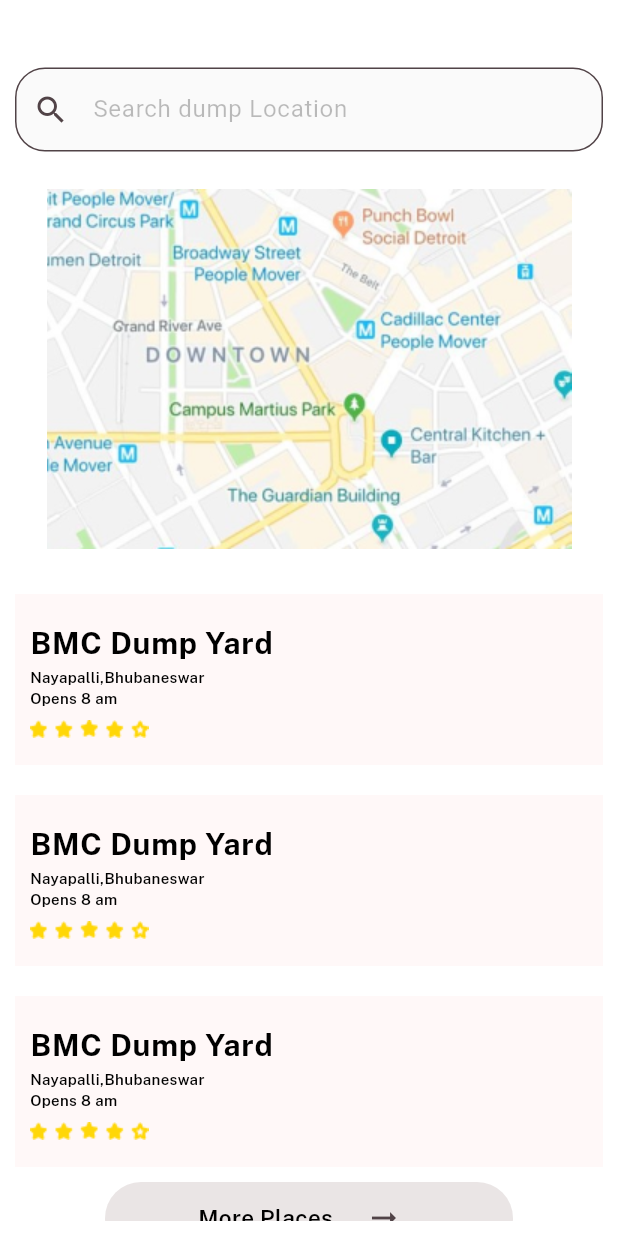
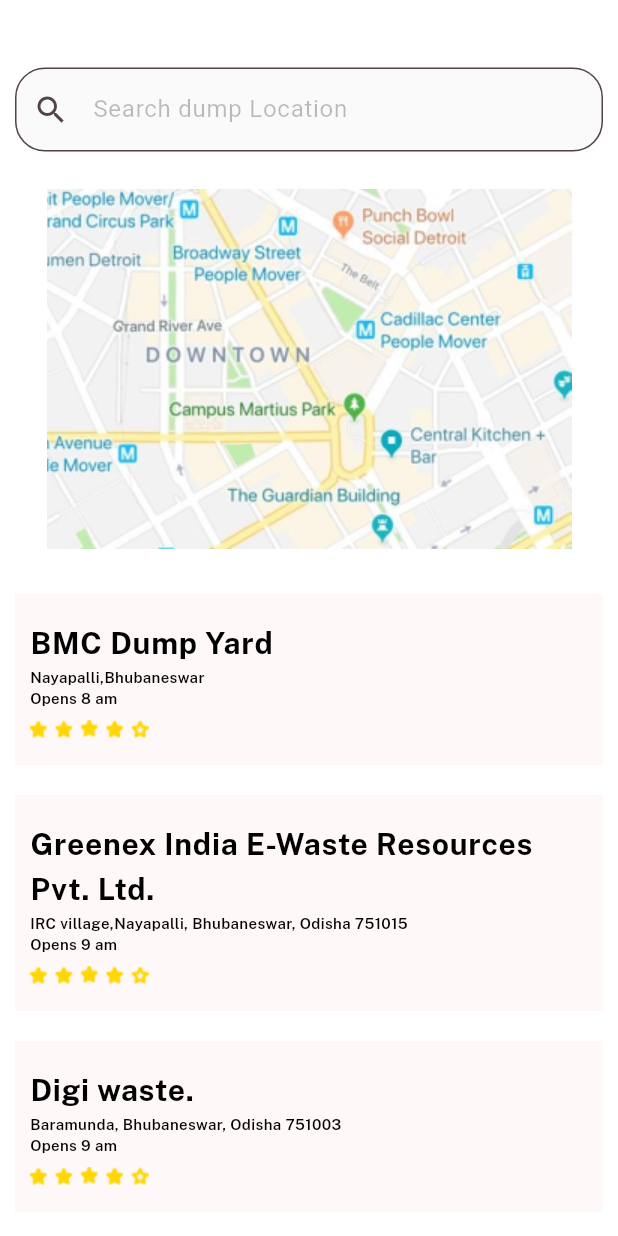
Before and after one commit to Satyajitpanda17/ecofinder, a Flutter app: the LocationScreen screen opened directly, on a phone screen of 412 x 824 dp. Run offline on Flutter 3.47's test engine with Material 2 defaults, Android fonts, the light colour scheme and no system bars; our stand-ins replace carousel_slider, get, pie_chart, velocity_x.

Commit message:
changes done

```diff
--- a/lib/appscreens/home_screen.dart
+++ b/lib/appscreens/home_screen.dart
@@ -45,6 +45,7 @@
                   autoPlay: false,
                   enableInfiniteScroll: false,
                   height: context.screenHeight * 0.16,
+                  //
                   // enlargeCenterPage: true,
                   itemCount: sliderList.length,
                   itemBuilder: (context, index) {
--- a/lib/appscreens/location/location.dart
+++ b/lib/appscreens/location/location.dart
@@ -28,13 +28,25 @@
                 address: "Nayapalli,Bhubaneswar",
                 time: 8),
             LocationTile(
-                dumpname: "BMC Dump Yard",
-                address: "Nayapalli,Bhubaneswar",
-                time: 8),
+              dumpname: centre_1,
+              address: address_1,
+              time: 9,
+            ),
             LocationTile(
-                dumpname: "BMC Dump Yard",
-                address: "Nayapalli,Bhubaneswar",
-                time: 8),
+              dumpname: centre_2,
+              address: address_2,
+              time: 9,
+            ),
+            LocationTile(
+              dumpname: centre_3,
+              address: address_3,
+              time: 10,
+            ),
+            LocationTile(
+              dumpname: centre_4,
+              address: address_4,
+              time: 9,
+            ),
             // 5.heightBox,
             Padding(
               padding: EdgeInsets.fromLTRB(60, 0, 60, 0),
--- a/lib/consts/strings.dart
+++ b/lib/consts/strings.dart
@@ -14,3 +14,21 @@
 const retypepassword = "Confirm Password";
 const signup = "Sign In";
 const logged_in = "Already have an account ?";
+const awareness =
+    "Electronic waste, commonly referred to as e-waste, is a term used to describe discarded electronic devices. These devices can include anything from old smartphones and computers to refrigerators, televisions, and other household appliances. E-waste is a growing concern worldwide due to the rapid advancement of technology and the increasing rate at which electronic devices are being replaced and discarded.";
+const detail_1 =
+    "Composition: E-waste can contain hazardous materials such as lead, mercury, cadmium, and various flame retardants. Improper disposal of these materials can have severe environmental and health consequences.";
+const detail_2 =
+    "Environmental Impact: When e-waste is not properly managed, it can lead to environmental pollution. Toxic substances can leach into soil and water, contaminating the environment and posing risks to both human and animal life.";
+const detail_4 =
+    "Recycling e-waste is crucial to minimize its impact. This involves the responsible disposal of electronics and the recovery of valuable materials like metals, plastics, and glass. Proper recycling helps conserve natural resources and reduces the demand for mining.";
+const detail_5 =
+    " Consumers play a vital role in managing e-waste. Responsible disposal involves not only recycling but also extending the lifespan of electronic devices through repair and maintenance, as well as making conscious choices when purchasing new products.";
+const centre_1 = "Greenex India E-Waste Resources Pvt. Ltd. ";
+const centre_2 = "Digi waste. ";
+const centre_3 = "E-waste wallah.";
+const centre_4 = "Unicorn Recycling Agency ";
+const address_1 = "IRC village,Nayapalli, Bhubaneswar, Odisha 751015";
+const address_2 = "Baramunda, Bhubaneswar, Odisha 751003";
+const address_3 = " Vani vihar, Bhubaneswar, Odisha";
+const address_4 = "Jaydev vihar, Bhubaneswar, Odisha";
--- /dev/null
+++ b/lib/controllers/profile_controller.dart
@@ -0,0 +1,5 @@
+import 'package:ecofinder/consts/consts.dart';
+
+class ProfileController extends GetxController {
+  var currentIndex = 0.obs;
+}
--- a/lib/main.dart
+++ b/lib/main.dart
@@ -2,6 +2,8 @@
 import 'package:ecofinder/auth_screens/splashScreen.dart';
 import 'package:ecofinder/consts/consts.dart';
 import 'package:flutter/material.dart';
+//import 'package:firebase_core/firebase_core.dart';
+//import 'firebase_options.dart';
 
 void main() {
   runApp(const MyApp());
@@ -15,7 +17,7 @@
   Widget build(BuildContext context) {
     return GetMaterialApp(
       debugShowCheckedModeBanner: false,
-      title: 'EcoFinder',
+      title: 'E-Swachh',
       theme: ThemeData(
         colorScheme: ColorScheme.fromSeed(seedColor: Colors.transparent),
         useMaterial3: true,
```
Also changed, not shown: lib/appscreens/profile/awaretip.dart (added, +95 -0 lines), lib/appscreens/profile/credit_body.dart (added, +12 -0 lines), lib/appscreens/profile/profile.dart (+80 -4 lines), lib/appscreens/profile/profile_body.dart (added, +12 -0 lines), lib/widget_common/profiletile.dart (+13 -1 lines), assets/images/applogo.png, lib/firebase_options.dart (added), 5 other files.
